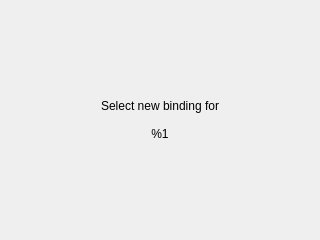
Above: build_unix/inputeventselectiondialog.ui from jpd002/Play- before the change. Below: the same form after it.
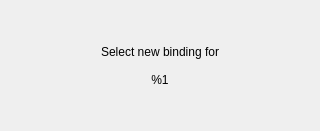
That is the form after the change.

Commit message: Linux: Cleanup Qt Controller Config Dialog & Enable Gamepad Configuration

Diff of the .ui file:
```diff
--- a/build_unix/inputeventselectiondialog.ui
+++ b/build_unix/inputeventselectiondialog.ui
@@ -7,7 +7,7 @@
     <x>0</x>
     <y>0</y>
     <width>320</width>
-    <height>240</height>
+    <height>131</height>
    </rect>
   </property>
   <property name="windowTitle">
```
Left out of the diff: 2 changed lines with no effect on the pictures. The commit also changes 7 other files.
